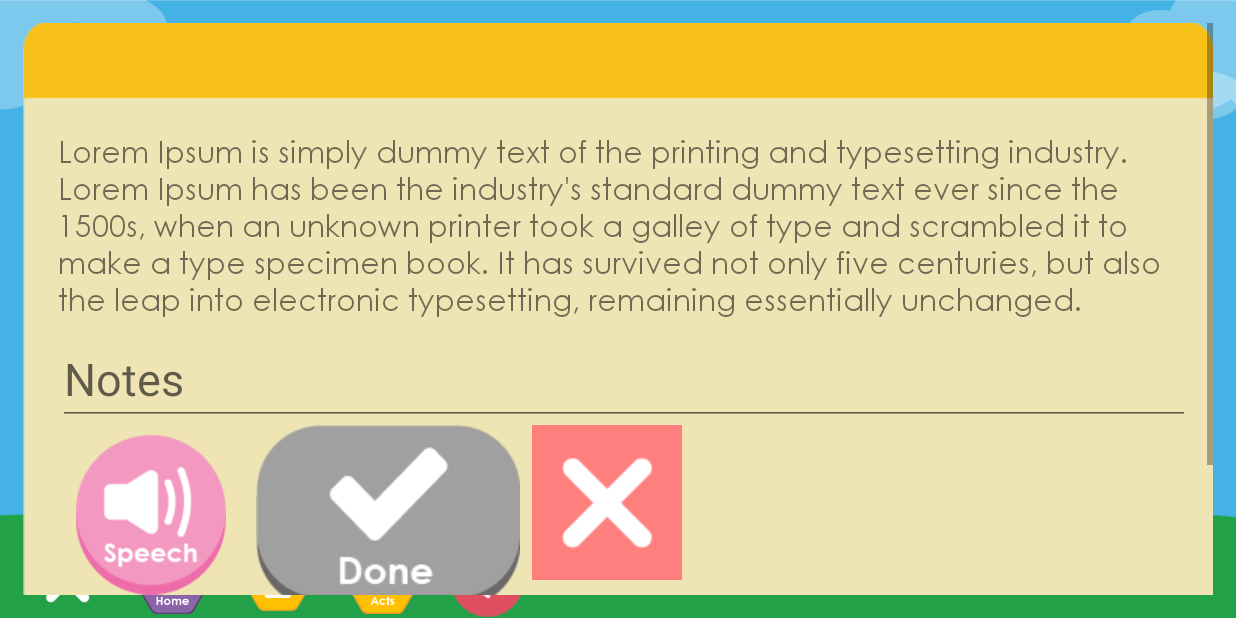
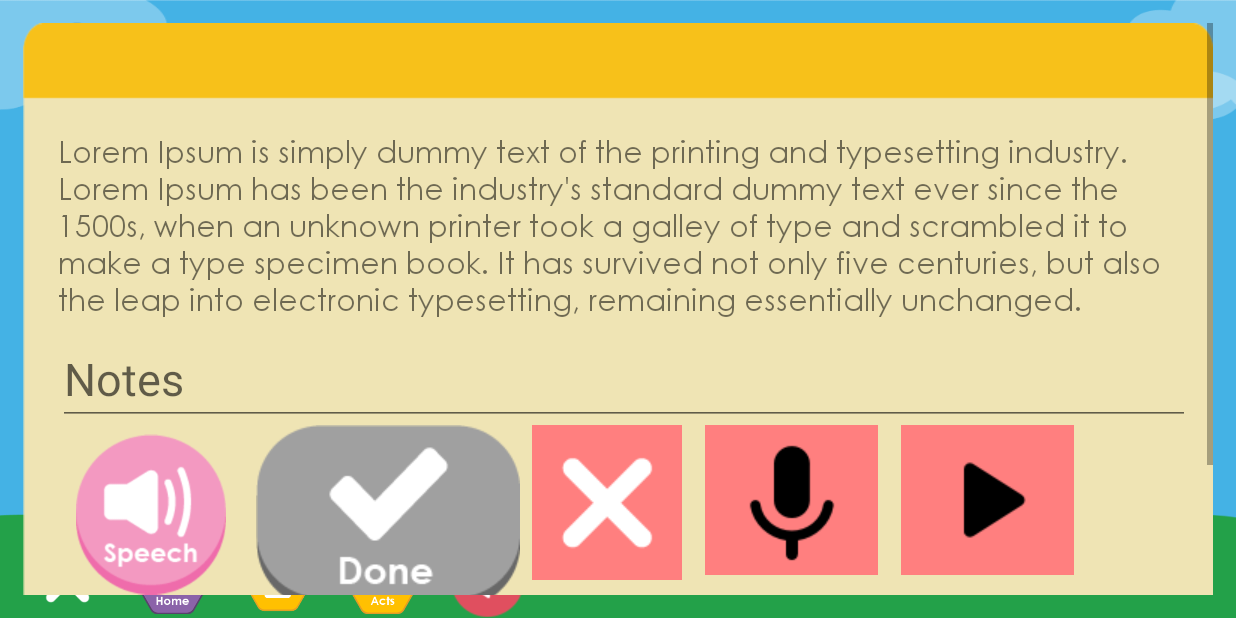
Before and after one commit to dotun73/worldchangingkids-android-master, an Android app: the fragment ActOfKindnessDetailsFragment placed in its activity, on a phone screen of 824 x 412 dp (held sideways). Run offline under Robolectric (Android 15) with nearby library versions, the phone set to English and light mode, and no system bars; our stand-ins replace Firebase (no records; nobody signed in at launch, a user with empty details on screens opened directly); 10 statements that could not run were skipped.

Commit message:
Added Record and Play Buttons to Res/Drawable
                                                                      Added Record and Play ImageButtons to fragment_act_of_kindness_details

```diff
--- a/app/src/main/res/layout/fragment_act_of_kindness_details.xml
+++ b/app/src/main/res/layout/fragment_act_of_kindness_details.xml
@@ -98,6 +98,36 @@
             app:layout_constraintRight_toRightOf="parent"
             app:layout_constraintTop_toBottomOf="@+id/edit_text_aok_notes"/>
 
+        <ImageButton
+            android:layout_height="100dp"
+            android:layout_width="115dp"
+            android:id="@+id/button_record"
+            android:background="#ff7f7f"
+            android:layout_marginLeft="8dp"
+            android:layout_marginStart="15dp"
+            app:layout_constraintTop_toBottomOf="@+id/edit_text_aok_notes"
+            android:layout_below="@+id/edit_text_aok_notes"
+            android:src="@drawable/record_button"
+            android:layout_toRightOf="@id/button_close_dialog"
+            app:layout_constraintRight_toRightOf="@id/button_close_dialog"
+            app:layout_constraintLeft_toLeftOf="parent"
+            app:layout_constraintHorizontal_bias="0.9"/>
+
+        <ImageButton
+            android:layout_height="100dp"
+            android:layout_width="115dp"
+            android:id="@+id/button_play"
+            android:background="#ff7f7f"
+            android:layout_marginLeft="8dp"
+            android:layout_marginStart="15dp"
+            app:layout_constraintTop_toBottomOf="@+id/edit_text_aok_notes"
+            android:layout_below="@+id/edit_text_aok_notes"
+            android:src="@drawable/play_button"
+            android:layout_toRightOf="@+id/button_record"
+            app:layout_constraintRight_toRightOf="@+id/button_record"
+            app:layout_constraintLeft_toLeftOf="parent"
+            app:layout_constraintHorizontal_bias="0.9"/>
+
     </android.widget.RelativeLayout>
 
 </ScrollView>
```
Also changed, not shown: app/src/main/res/drawable/play_button.png (added), app/src/main/res/drawable/record_button.png (added), 1 other file.
